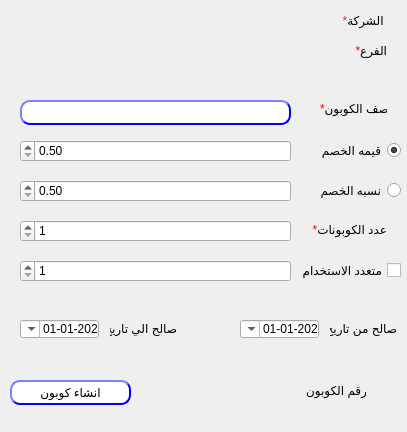
The window that presentation/voucher_ui/createVoucher.ui (shymaa123456/HyperPOS2020) describes before a commit, drawn with Qt 5.
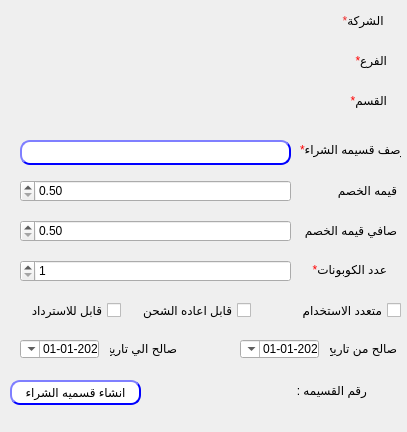
The same window after the commit.

What changed in the file:
```diff
--- a/presentation/voucher_ui/createVoucher.ui
+++ b/presentation/voucher_ui/createVoucher.ui
@@ -19,14 +19,14 @@
   <widget class="QLabel" name="desc">
    <property name="geometry">
     <rect>
-     <x>320</x>
-     <y>100</y>
-     <width>67</width>
-     <height>17</height>
+     <x>300</x>
+     <y>140</y>
+     <width>101</width>
+     <height>20</height>
     </rect>
    </property>
    <property name="text">
-    <string>&lt;html&gt;&lt;head/&gt;&lt;body&gt;&lt;p align=&quot;right&quot;&gt;&lt;span style=&quot; color:#ff0000;&quot;&gt;*&lt;/span&gt;وصف الكوبون&lt;/p&gt;&lt;/body&gt;&lt;/html&gt;</string>
+    <string>&lt;html&gt;&lt;head/&gt;&lt;body&gt;&lt;p align=&quot;right&quot;&gt;&lt;span style=&quot; color:#ff0000;&quot;&gt;*&lt;/span&gt;وصف قسيمه الشراء&lt;/p&gt;&lt;/body&gt;&lt;/html&gt;</string>
    </property>
   </widget>
   <widget class="QPushButton" name="BTN_createCoupon">
@@ -34,7 +34,7 @@
     <rect>
      <x>10</x>
      <y>380</y>
-     <width>121</width>
+     <width>131</width>
      <height>25</height>
     </rect>
    </property>
@@ -66,14 +66,14 @@
                                     </string>
    </property>
    <property name="text">
-    <string>انشاء كوبون</string>
+    <string>انشاء قسميه الشراء</string>
    </property>
   </widget>
   <widget class="QLineEdit" name="LE_desc">
    <property name="geometry">
     <rect>
      <x>20</x>
-     <y>100</y>
+     <y>140</y>
      <width>271</width>
      <height>25</height>
     </rect>
@@ -103,49 +103,11 @@
                                     </string>
    </property>
   </widget>
-  <widget class="QRadioButton" name="radioButton_Value">
-   <property name="geometry">
-    <rect>
-     <x>320</x>
-     <y>140</y>
-     <width>81</width>
-     <height>20</height>
-    </rect>
-   </property>
-   <property name="layoutDirection">
-    <enum>Qt::RightToLeft</enum>
-   </property>
-   <property name="autoFillBackground">
-    <bool>false</bool>
-   </property>
-   <property name="text">
-    <string>قيمه الخصم</string>
-   </property>
-   <property name="checked">
-    <bool>true</bool>
-   </property>
-  </widget>
-  <widget class="QRadioButton" name="radioButton_Percentage">
-   <property name="geometry">
-    <rect>
-     <x>310</x>
-     <y>180</y>
-     <width>91</width>
-     <height>20</height>
-    </rect>
-   </property>
-   <property name="layoutDirection">
-    <enum>Qt::RightToLeft</enum>
-   </property>
-   <property name="text">
-    <string>نسبه الخصم</string>
-   </property>
-  </widget>
   <widget class="QCheckBox" name="checkBox_Multi">
    <property name="geometry">
     <rect>
      <x>290</x>
-     <y>260</y>
+     <y>300</y>
      <width>111</width>
      <height>20</height>
     </rect>
@@ -161,7 +123,7 @@
    <property name="geometry">
     <rect>
      <x>306</x>
-     <y>220</y>
+     <y>260</y>
      <width>81</width>
      <height>20</height>
     </rect>
@@ -177,7 +139,7 @@
    <property name="geometry">
     <rect>
      <x>330</x>
-     <y>320</y>
+     <y>340</y>
      <width>67</width>
      <height>17</height>
     </rect>
@@ -193,7 +155,7 @@
    <property name="geometry">
     <rect>
      <x>110</x>
-     <y>320</y>
+     <y>340</y>
      <width>67</width>
      <height>17</height>
     </rect>
@@ -209,7 +171,7 @@
    <property name="geometry">
     <rect>
      <x>20</x>
-     <y>320</y>
+     <y>340</y>
      <width>79</width>
      <height>18</height>
     </rect>
@@ -238,7 +200,7 @@
    <property name="geometry">
     <rect>
      <x>240</x>
-     <y>320</y>
+     <y>340</y>
      <width>79</width>
      <height>18</height>
     </rect>
@@ -283,7 +245,7 @@
    <property name="geometry">
     <rect>
      <x>320</x>
-     <y>40</y>
+     <y>50</y>
      <width>67</width>
      <height>21</height>
     </rect>
@@ -299,22 +261,6 @@
    <property name="geometry">
     <rect>
      <x>20</x>
-     <y>140</y>
-     <width>271</width>
-     <height>22</height>
-    </rect>
-   </property>
-   <property name="styleSheet">
-    <string notr="true"/>
-   </property>
-   <property name="minimum">
-    <double>0.500000000000000</double>
-   </property>
-  </widget>
-  <widget class="QDoubleSpinBox" name="LE_desc_3">
-   <property name="geometry">
-    <rect>
-     <x>20</x>
      <y>180</y>
      <width>271</width>
      <height>22</height>
@@ -331,19 +277,6 @@
    <property name="geometry">
     <rect>
      <x>20</x>
-     <y>220</y>
-     <width>271</width>
-     <height>22</height>
-    </rect>
-   </property>
-   <property name="minimum">
-    <number>1</number>
-   </property>
-  </widget>
-  <widget class="QSpinBox" name="LE_desc_5">
-   <property name="geometry">
-    <rect>
-     <x>20</x>
      <y>260</y>
      <width>271</width>
      <height>22</height>
@@ -369,14 +302,104 @@
   <widget class="QLabel" name="label_2">
    <property name="geometry">
     <rect>
-     <x>306</x>
+     <x>296</x>
      <y>380</y>
-     <width>61</width>
+     <width>71</width>
      <height>20</height>
     </rect>
    </property>
    <property name="text">
-    <string>رقم الكوبون : </string>
+    <string>رقم القسيمه : </string>
+   </property>
+  </widget>
+  <widget class="QLabel" name="desc_8">
+   <property name="geometry">
+    <rect>
+     <x>320</x>
+     <y>90</y>
+     <width>67</width>
+     <height>21</height>
+    </rect>
+   </property>
+   <property name="layoutDirection">
+    <enum>Qt::RightToLeft</enum>
+   </property>
+   <property name="text">
+    <string>&lt;html&gt;&lt;head/&gt;&lt;body&gt;&lt;p align=&quot;right&quot;&gt;&lt;span style=&quot; color:#ff0000;&quot;&gt;*&lt;/span&gt;القسم&lt;/p&gt;&lt;/body&gt;&lt;/html&gt;</string>
+   </property>
+  </widget>
+  <widget class="QCheckBox" name="checkBox_Multi_2">
+   <property name="geometry">
+    <rect>
+     <x>140</x>
+     <y>300</y>
+     <width>111</width>
+     <height>20</height>
+    </rect>
+   </property>
+   <property name="layoutDirection">
+    <enum>Qt::RightToLeft</enum>
+   </property>
+   <property name="text">
+    <string>قابل اعاده الشحن</string>
+   </property>
+  </widget>
+  <widget class="QCheckBox" name="checkBox_Multi_3">
+   <property name="geometry">
+    <rect>
+     <x>10</x>
+     <y>300</y>
+     <width>111</width>
+     <height>20</height>
+    </rect>
+   </property>
+   <property name="layoutDirection">
+    <enum>Qt::RightToLeft</enum>
+   </property>
+   <property name="text">
+    <string>قابل للاسترداد</string>
+   </property>
+  </widget>
+  <widget class="QDoubleSpinBox" name="LE_desc_3">
+   <property name="geometry">
+    <rect>
+     <x>20</x>
+     <y>220</y>
+     <width>271</width>
+     <height>22</height>
+    </rect>
+   </property>
+   <property name="styleSheet">
+    <string notr="true"/>
+   </property>
+   <property name="minimum">
+    <double>0.500000000000000</double>
+   </property>
+  </widget>
+  <widget class="QLabel" name="label">
+   <property name="geometry">
+    <rect>
+     <x>306</x>
+     <y>180</y>
+     <width>91</width>
+     <height>21</height>
+    </rect>
+   </property>
+   <property name="text">
+    <string>قيمه الخصم</string>
+   </property>
+  </widget>
+  <widget class="QLabel" name="label_3">
+   <property name="geometry">
+    <rect>
+     <x>296</x>
+     <y>220</y>
+     <width>101</width>
+     <height>21</height>
+    </rect>
+   </property>
+   <property name="text">
+    <string>صافي قيمه الخصم</string>
    </property>
   </widget>
  </widget>
```
Left out of the diff: 2 changed lines with no effect on the pictures.
